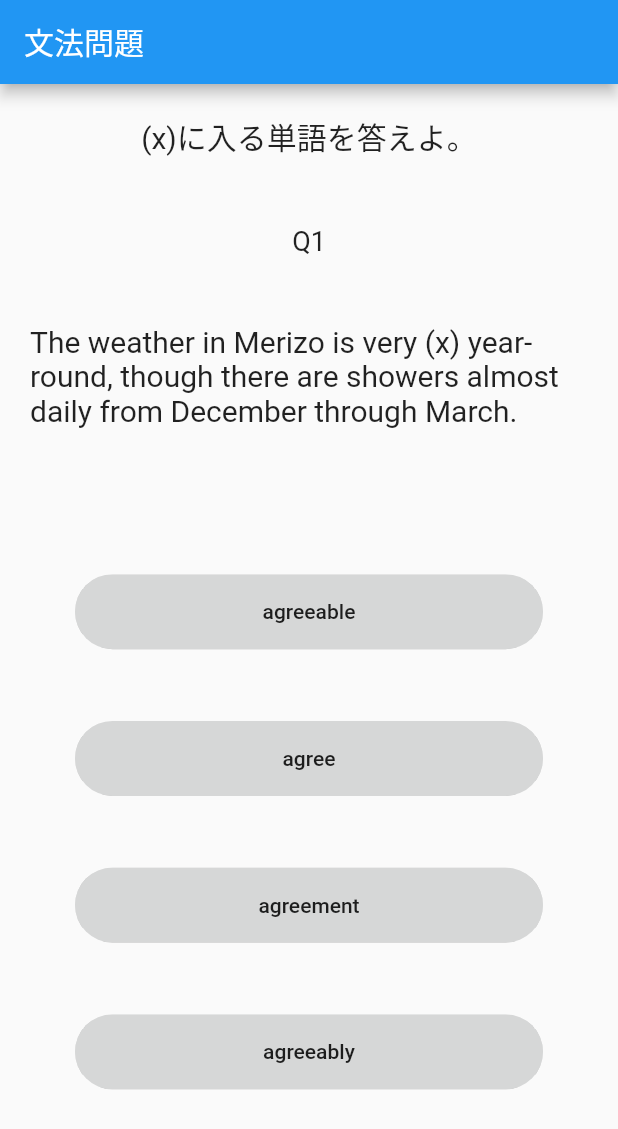
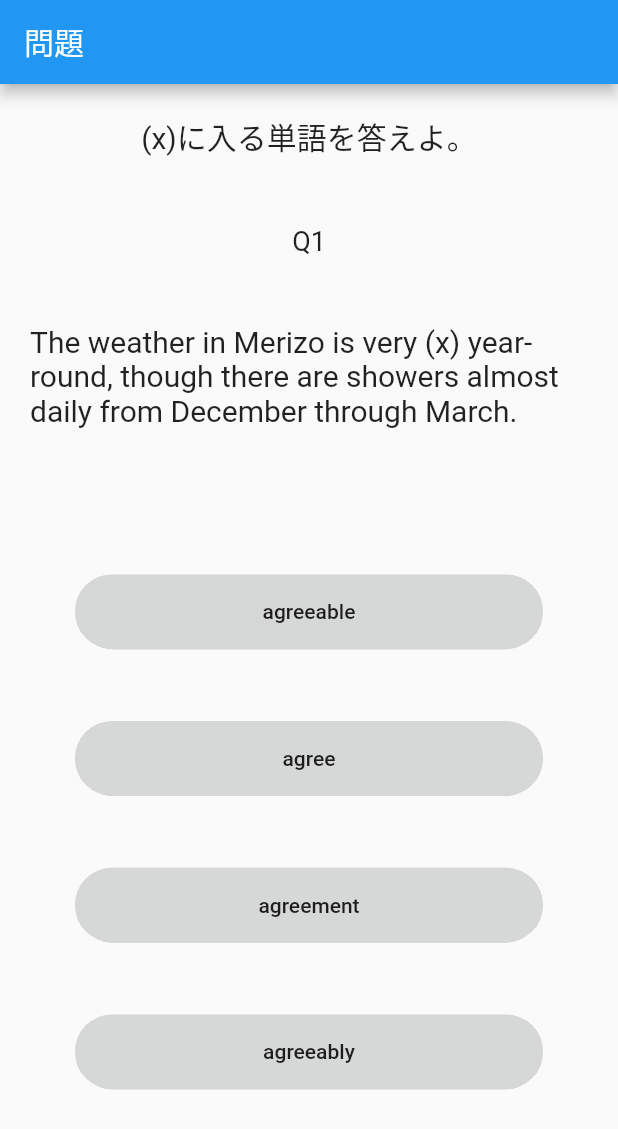
Before and after one commit to maruyanagi/consider, a Flutter app: the screen it shows after launch, on a phone screen of 412 x 824 dp. Shown: the top 1129 px of the screen. Run offline on Flutter 3.47's test engine with Material 2 defaults, Android fonts, the phone set to English and light mode, and no system bars; Roboto replaces fonts that are missing (Hiragino Sans).

Commit message:
second commit

```diff
--- a/lib/main.dart
+++ b/lib/main.dart
@@ -78,7 +78,7 @@ class _MyHomePageState extends State<MyHomePage> {
   Widget build(BuildContext context) {
     return Scaffold(
       appBar: AppBar(
-        title: Text('文法問題'),
+        title: Text('問題'),
       ),
       body: Center(
         child: _questionIndex < _questions.length ? Column(
```
